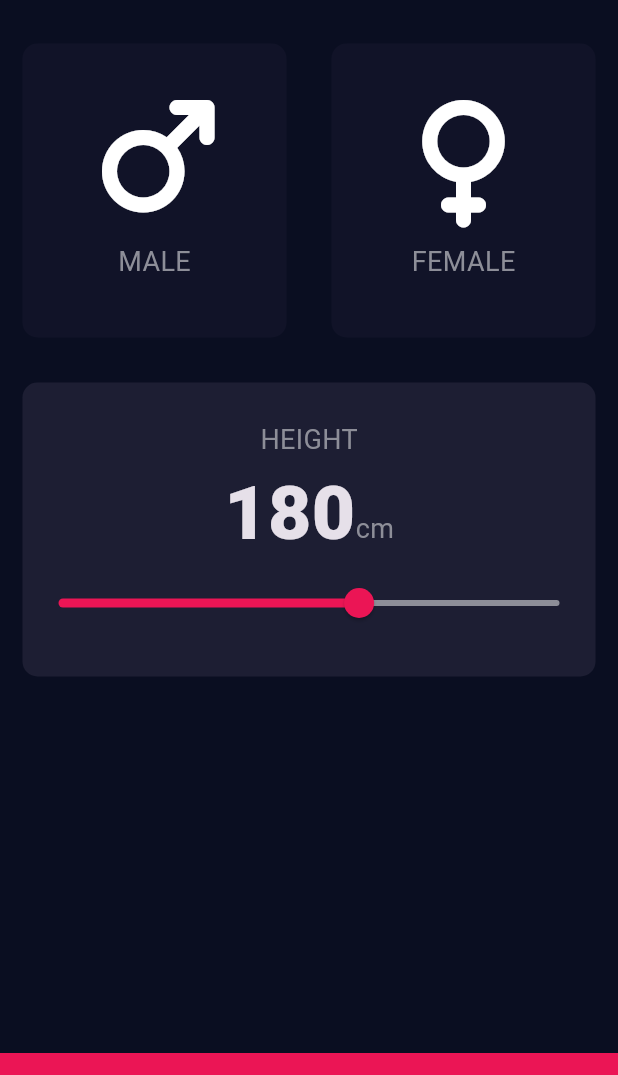
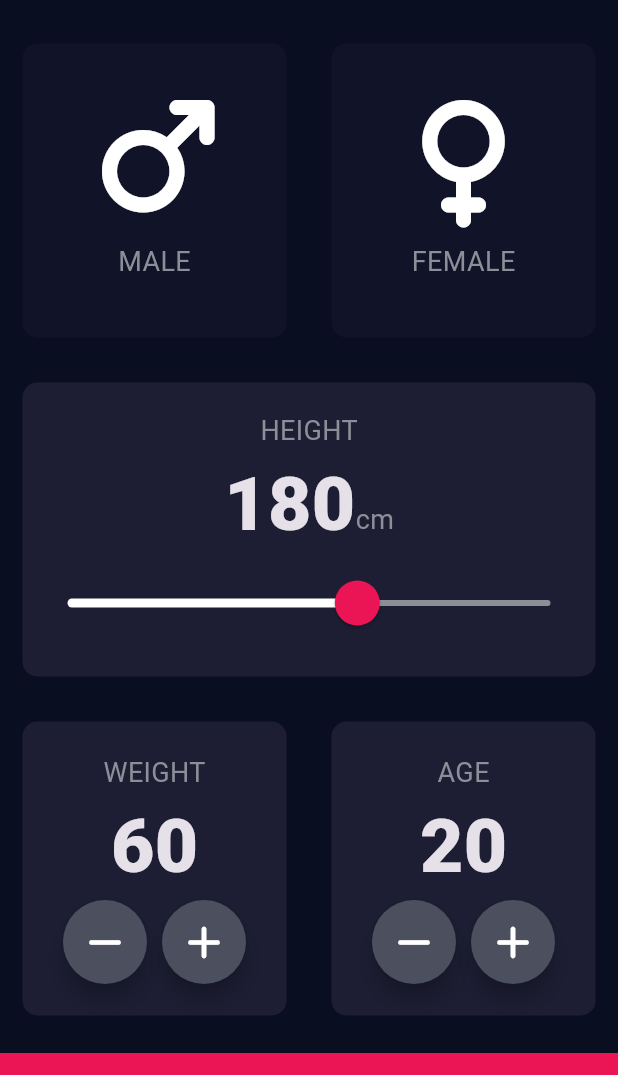
Before and after one commit to Rashmin47/bmi_calculator, a Flutter app: the screen it shows after launch, on a phone screen of 412 x 824 dp, the part 63-1138 px from its top. Run offline on Flutter 3.47's test engine with Material 3 defaults, Android fonts, the phone set to English and light mode, and no system bars; our stand-ins replace font_awesome_flutter.

Commit message:
Added Weight and Age Containers

```diff
--- a/lib/input_page.dart
+++ b/lib/input_page.dart
@@ -9,8 +9,6 @@ import 'icon_content.dart';
 
 enum Gender { male, female }
 
-int height = 180;
-
 class InputPage extends StatefulWidget {
   const InputPage({super.key});
 
@@ -20,6 +18,9 @@ class InputPage extends StatefulWidget {
 
 class _InputPageState extends State<InputPage> {
   Gender? selectedGender;
+  int height = 180;
+  int weight = 60;
+  int age = 20;
 
   @override
   Widget build(BuildContext context) {
@@ -85,17 +86,25 @@ class _InputPageState extends State<InputPage> {
                       Text('cm', style: labelTextStyle),
                     ],
                   ),
-                  Slider(
+                  SliderTheme(
+                    data: SliderTheme.of(context).copyWith(
+                      inactiveTrackColor: Color(0xFF8D8E98),
+                      activeTrackColor: Colors.white,
+                      thumbColor: Color(0xFFEB1555),
+                      overlayColor: Color(0x29EB1555),
+                      thumbShape: RoundSliderThumbShape(enabledThumbRadius: 15),
+                      overlayShape: RoundSliderOverlayShape(overlayRadius: 30),
+                    ),
+                    child: Slider(
                       value: height.toDouble(),
                       min: 120,
                       max: 220,
-                    activeColor: Color(0xFFEB1555),
-                    inactiveColor: Color(0xFF8D8E98),
                       onChanged: (double newValue) {
                         setState(() {
                           height = newValue.round();
                         });
                       },
+                    ),
                   ),
                 ],
               ),
@@ -108,14 +117,76 @@ class _InputPageState extends State<InputPage> {
                 Expanded(
                   child: ReusableCard(
                     colour: activeCardColour,
-                    cardChild: SizedBox(),
+                    cardChild: Column(
+                      mainAxisAlignment: MainAxisAlignment.center,
+                      children: [
+                        Text('WEIGHT', style: labelTextStyle),
+                        Text(weight.toString(), style: kNumberTextStyle),
+                        Row(
+                          mainAxisAlignment: MainAxisAlignment.center,
+                          children: [
+                            RoundIconButton(
+                              icon: FontAwesomeIcons.minus,
+                              onPressed: () {
+                                setState(() {
+                                  weight--;
+                                });
+                              },
+                            ),
+                            const SizedBox(width: 10),
+                            RoundIconButton(
+                              icon: FontAwesomeIcons.plus,
+                              onPressed: () {
+                                setState(() {
+                                  weight++;
+                                });
+                              },
+                            ),
+
+
+
+                          ],
+                        ),
+                      ],
+                    ),
                     onPress: () {},
                   ),
                 ),
                 Expanded(
                   child: ReusableCard(
                     colour: activeCardColour,
-                    cardChild: SizedBox(),
+                    cardChild:  Column(
+                      mainAxisAlignment: MainAxisAlignment.center,
+                      children: [
+                        Text('AGE', style: labelTextStyle),
+                        Text(age.toString(), style: kNumberTextStyle),
+                        Row(
+                          mainAxisAlignment: MainAxisAlignment.center,
+                          children: [
+                            RoundIconButton(
+                              icon: FontAwesomeIcons.minus,
+                              onPressed: () {
+                                setState(() {
+                                  age--;
+                                });
+                              },
+                            ),
+                            const SizedBox(width: 10),
+                            RoundIconButton(
+                              icon: FontAwesomeIcons.plus,
+                              onPressed: () {
+                                setState(() {
+                                  age++;
+                                });
+                              },
+                            ),
+
+
+
+                          ],
+                        ),
+                      ],
+                    ),
                     onPress: () {},
                   ),
                 ),
@@ -135,3 +206,27 @@ class _InputPageState extends State<InputPage> {
     );
   }
 }
+
+class RoundIconButton extends StatelessWidget {
+  const RoundIconButton({
+    required this.icon,
+    required this.onPressed,
+    super.key,
+  });
+
+  final IconData icon;
+  final Function() onPressed;
+
+  @override
+  Widget build(BuildContext context) {
+    return RawMaterialButton(
+      child: Icon(icon),
+
+      elevation: 6,
+      constraints: BoxConstraints.tightFor(width: 56, height: 56),
+      shape: CircleBorder(),
+      fillColor: Color(0xFF4C4F5E),
+      onPressed: onPressed,
+    );
+  }
+}
```
Lines whose indentation alone changed are shown as unchanged.
